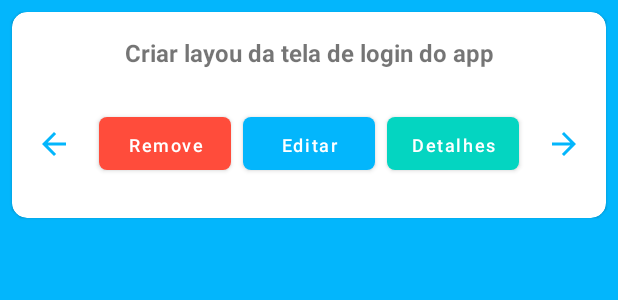
After one commit to MarcosAndre28/TaskApp, an Android app: the layout item_task.xml on its own in the app's theme, with its tools: preview values and no code run, on a phone screen of 412 x 824 dp. The commit adds this screen. Shown: the top 300 px of the screen. Run offline under Robolectric (Android 15) with nearby library versions, the phone set to English and light mode, and no system bars.

Commit message:
Items rv

```diff
--- /dev/null
+++ b/app/src/main/res/drawable/ic_next.xml
@@ -0,0 +1,5 @@
+<vector android:autoMirrored="true" android:height="24dp"
+    android:tint="#FCFFFF" android:viewportHeight="24"
+    android:viewportWidth="24" android:width="24dp" xmlns:android="http://schemas.android.com/apk/res/android">
+    <path android:fillColor="@android:color/white" android:pathData="M12,4l-1.41,1.41L16.17,11H4v2h12.17l-5.58,5.59L12,20l8,-8z"/>
+</vector>
--- /dev/null
+++ b/app/src/main/res/layout/item_task.xml
@@ -0,0 +1,111 @@
+<?xml version="1.0" encoding="utf-8"?>
+<androidx.constraintlayout.widget.ConstraintLayout xmlns:android="http://schemas.android.com/apk/res/android"
+    xmlns:app="http://schemas.android.com/apk/res-auto"
+    android:layout_width="match_parent"
+    android:layout_height="wrap_content"
+    xmlns:tools="http://schemas.android.com/tools">
+
+    <com.google.android.material.card.MaterialCardView
+        android:layout_width="match_parent"
+        android:layout_height="wrap_content"
+        android:layout_margin="8dp"
+        app:cardCornerRadius="10dp"
+        app:layout_constraintBottom_toBottomOf="parent"
+        app:layout_constraintEnd_toEndOf="parent"
+        app:layout_constraintStart_toStartOf="parent"
+        app:layout_constraintTop_toTopOf="parent">
+
+        <androidx.constraintlayout.widget.ConstraintLayout
+            android:layout_width="match_parent"
+            android:layout_height="wrap_content"
+            android:padding="16dp">
+
+            <ImageButton
+                android:id="@+id/btnBack"
+                android:layout_width="wrap_content"
+                android:layout_height="wrap_content"
+                android:background="@android:color/transparent"
+                android:src="@drawable/ic_back"
+                app:layout_constraintBottom_toBottomOf="@+id/btnEdit"
+                app:layout_constraintStart_toStartOf="parent"
+                app:layout_constraintTop_toTopOf="@+id/btnEdit"
+                app:tint="@color/color_default" />
+
+            <TextView
+                android:id="@+id/textView"
+                android:layout_width="wrap_content"
+                android:layout_height="wrap_content"
+                android:textSize="16sp"
+                android:textStyle="bold"
+                app:layout_constraintEnd_toEndOf="parent"
+                app:layout_constraintStart_toStartOf="parent"
+                app:layout_constraintTop_toTopOf="parent"
+                tools:text="Criar layou da tela de login do app" />
+
+            <com.google.android.material.button.MaterialButton
+                android:id="@+id/btnDelete"
+                android:layout_width="wrap_content"
+                android:layout_height="35dp"
+                android:background="@drawable/bg_btn"
+                android:text="Remove"
+                android:textAllCaps="false"
+                android:textSize="12sp"
+                app:backgroundTint="@color/color_delete"
+                app:layout_constraintBottom_toBottomOf="@+id/btnEdit"
+                app:layout_constraintEnd_toStartOf="@+id/btnEdit"
+                app:layout_constraintHorizontal_bias="0.5"
+                app:layout_constraintHorizontal_chainStyle="packed"
+                app:layout_constraintStart_toStartOf="parent"
+                app:layout_constraintTop_toTopOf="@+id/btnEdit" />
+
+            <com.google.android.material.button.MaterialButton
+                android:id="@+id/btnEdit"
+                android:layout_width="wrap_content"
+                android:layout_height="35dp"
+                android:layout_marginHorizontal="8dp"
+                android:layout_marginTop="32dp"
+                android:layout_marginBottom="16dp"
+                android:background="@drawable/bg_btn"
+                android:text="Editar"
+                android:textAllCaps="false"
+                android:textSize="12sp"
+                app:backgroundTint="@color/color_default"
+                app:layout_constraintBottom_toBottomOf="parent"
+                app:layout_constraintEnd_toStartOf="@+id/btnDetails"
+                app:layout_constraintHorizontal_bias="0.5"
+                app:layout_constraintStart_toEndOf="@+id/btnDelete"
+                app:layout_constraintTop_toBottomOf="@+id/textView"
+                app:layout_constraintVertical_bias="0.2" />
+
+            <com.google.android.material.button.MaterialButton
+                android:id="@+id/btnDetails"
+                android:layout_width="wrap_content"
+                android:layout_height="35dp"
+                android:background="@drawable/bg_btn"
+                android:text="Detalhes"
+                android:textAllCaps="false"
+                android:textSize="12sp"
+                app:backgroundTint="@color/color_details"
+                app:layout_constraintBottom_toBottomOf="@+id/btnEdit"
+                app:layout_constraintEnd_toEndOf="parent"
+                app:layout_constraintHorizontal_bias="0.5"
+                app:layout_constraintStart_toEndOf="@+id/btnEdit"
+                app:layout_constraintTop_toTopOf="@+id/btnEdit" />
+
+            <ImageButton
+                android:id="@+id/btnNext"
+                android:layout_width="wrap_content"
+                android:layout_height="wrap_content"
+                android:background="@android:color/transparent"
+                android:src="@drawable/ic_next"
+                app:layout_constraintBottom_toBottomOf="@+id/btnEdit"
+                app:layout_constraintEnd_toEndOf="parent"
+                app:layout_constraintTop_toTopOf="@+id/btnEdit"
+                app:tint="@color/color_default" />
+
+        </androidx.constraintlayout.widget.ConstraintLayout>
+
+
+    </com.google.android.material.card.MaterialCardView>
+
+</androidx.constraintlayout.widget.ConstraintLayout>
--- a/app/src/main/res/values/colors.xml
+++ b/app/src/main/res/values/colors.xml
@@ -7,5 +7,8 @@
     <color name="teal_700">#FF018786</color>
     <color name="black">#FF000000</color>
     <color name="white">#FFFFFFFF</color>
+
     <color name="color_default">#03B6FC</color>
+    <color name="color_delete">#FF4C3B</color>
+    <color name="color_details">#04D5C1</color>
 </resources>
```
